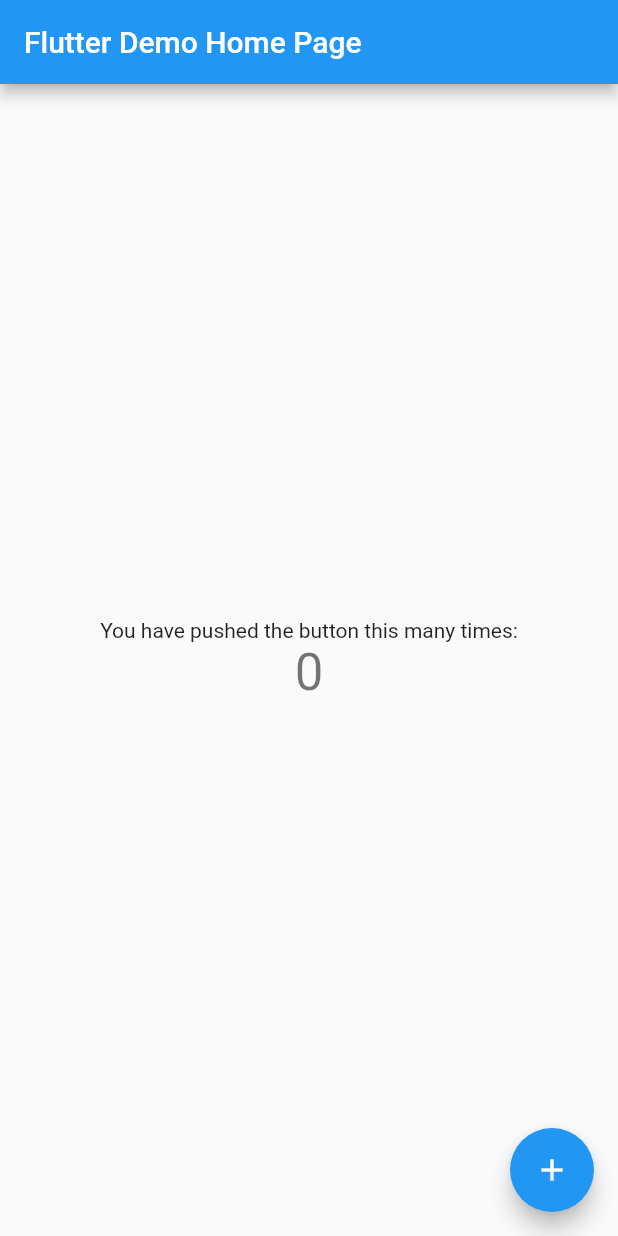
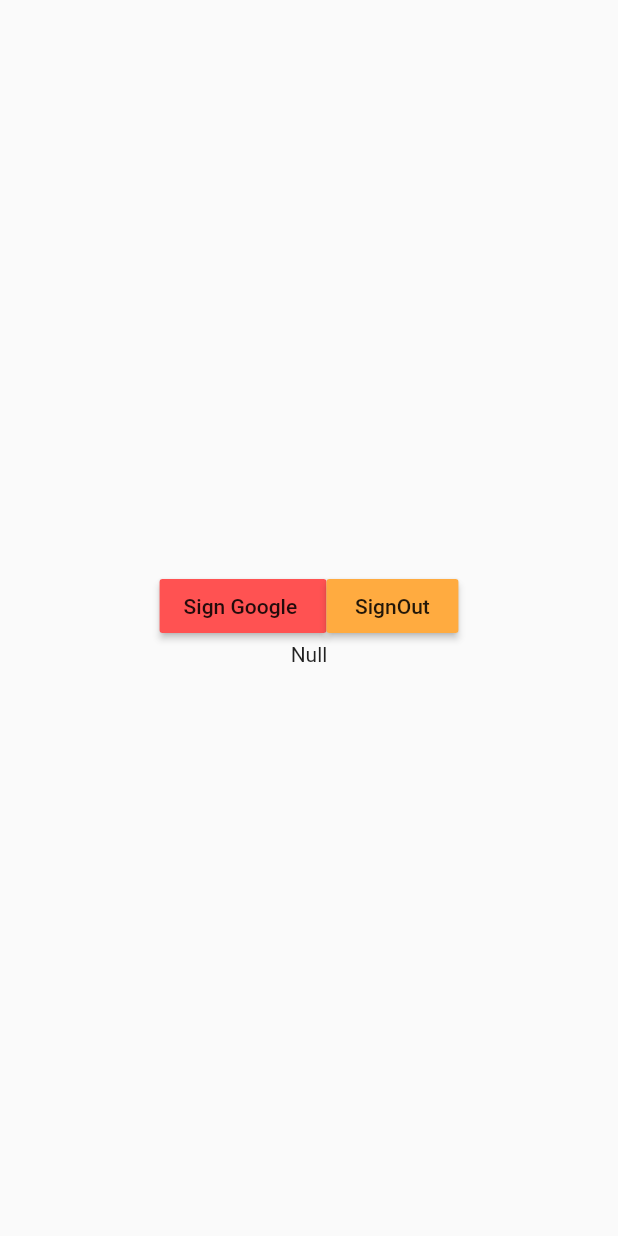
Before and after one commit to Junddao/ourproimse, a Flutter app: the screen it shows after launch, on a phone screen of 412 x 824 dp. Run offline on Flutter 3.47's test engine with Material 2 defaults, Android fonts, the phone set to English and light mode, and no system bars; our stand-ins replace firebase_auth, google_sign_in; accounts and stored records are empty.

Commit message:
[junddao] 프로젝트 등록

```diff
--- a/lib/main.dart
+++ b/lib/main.dart
@@ -1,111 +1,102 @@
+import 'dart:async';
 import 'package:flutter/material.dart';
 
-void main() => runApp(MyApp());
+import 'package:firebase_auth/firebase_auth.dart';
+import 'package:google_sign_in/google_sign_in.dart';
 
-class MyApp extends StatelessWidget {
-  // This widget is the root of your application.
-  @override
-  Widget build(BuildContext context) {
-    return MaterialApp(
-      title: 'Flutter Demo',
-      theme: ThemeData(
-        // This is the theme of your application.
-        //
-        // Try running your application with "flutter run". You'll see the
-        // application has a blue toolbar. Then, without quitting the app, try
-        // changing the primarySwatch below to Colors.green and then invoke
-        // "hot reload" (press "r" in the console where you ran "flutter run",
-        // or simply save your changes to "hot reload" in a Flutter IDE).
-        // Notice that the counter didn't reset back to zero; the application
-        // is not restarted.
-        primarySwatch: Colors.blue,
+final FirebaseAuth _auth = FirebaseAuth.instance;
+final GoogleSignIn googleSignIn = new GoogleSignIn();
+
+GoogleSignIn _googleSignIn = new GoogleSignIn(
+  scopes: <String>[
+    'email',
+    'https://www.googleapis.com/auth/contacts.readonly',
+  ],
+);
+
+void main() {
+  runApp(
+    new MaterialApp(
+      title: 'Google Sign In',
+      home: new SignInDemo(),
     ),
-      home: MyHomePage(title: 'Flutter Demo Home Page'),
   );
 }
+
+class SignInDemo extends StatefulWidget {
+  @override
+  _SignInDemoState createState() => new _SignInDemoState();
 }
 
-class MyHomePage extends StatefulWidget {
-  MyHomePage({Key key, this.title}) : super(key: key);
+class _SignInDemoState extends State<SignInDemo> {
 
-  // This widget is the home page of your application. It is stateful, meaning
-  // that it has a State object (defined below) that contains fields that affect
-  // how it looks.
+  String userText;
 
-  // This class is the configuration for the state. It holds the values (in this
-  // case the title) provided by the parent (in this case the App widget) and
-  // used by the build method of the State. Fields in a Widget subclass are
-  // always marked "final".
+  Future<String> testSignInWithGoogle() async {
+    final GoogleSignInAccount googleUser = await _googleSignIn.signIn();
+    final GoogleSignInAuthentication googleAuth =
+        await googleUser.authentication;
+    final FirebaseUser user = await _auth.signInWithGoogle(
+      accessToken: googleAuth.accessToken,
+      idToken: googleAuth.idToken,
+    );
+    assert(user.email != null);
+    assert(user.displayName != null);
+    assert(!user.isAnonymous);
+    assert(await user.getIdToken() != null);
 
-  final String title;
-
-  @override
-  _MyHomePageState createState() => _MyHomePageState();
+    final FirebaseUser currentUser = await _auth.currentUser();
+    assert(user.uid == currentUser.uid);
+    print(currentUser.uid);
+    setState(() {
+      userText = currentUser.uid;
+    });
+    return 'signInWithGoogle succeeded: $user';
   }
 
-class _MyHomePageState extends State<MyHomePage> {
-  int _counter = 0;
+  Future<Null> handleSignOut() async {
+    await FirebaseAuth.channel.invokeMethod("signOut");
+    final FirebaseUser currentUser = await _auth.currentUser();
+    setState(() {
+      userText = currentUser.uid;
+    });
+  }
 
-  void _incrementCounter() {
+  Future<Null> getUid() async {
+    final FirebaseUser currentUser = await _auth.currentUser();
+    print(currentUser);
     setState(() {
-      // This call to setState tells the Flutter framework that something has
-      // changed in this State, which causes it to rerun the build method below
-      // so that the display can reflect the updated values. If we changed
-      // _counter without calling setState(), then the build method would not be
-      // called again, and so nothing would appear to happen.
-      _counter++;
+      userText = currentUser.uid;
     });
   }
 
   @override
   Widget build(BuildContext context) {
-    // This method is rerun every time setState is called, for instance as done
-    // by the _incrementCounter method above.
-    //
-    // The Flutter framework has been optimized to make rerunning build methods
-    // fast, so that you can just rebuild anything that needs updating rather
-    // than having to individually change instances of widgets.
-    return Scaffold(
-      appBar: AppBar(
-        // Here we take the value from the MyHomePage object that was created by
-        // the App.build method, and use it to set our appbar title.
-        title: Text(widget.title),
-      ),
-      body: Center(
-        // Center is a layout widget. It takes a single child and positions it
-        // in the middle of the parent.
-        child: Column(
-          // Column is also layout widget. It takes a list of children and
-          // arranges them vertically. By default, it sizes itself to fit its
-          // children horizontally, and tries to be as tall as its parent.
-          //
-          // Invoke "debug painting" (press "p" in the console, choose the
-          // "Toggle Debug Paint" action from the Flutter Inspector in Android
-          // Studio, or the "Toggle Debug Paint" command in Visual Studio Code)
-          // to see the wireframe for each widget.
-          //
-          // Column has various properties to control how it sizes itself and
-          // how it positions its children. Here we use mainAxisAlignment to
-          // center the children vertically; the main axis here is the vertical
-          // axis because Columns are vertical (the cross axis would be
-          // horizontal).
+    return new Scaffold(
+      body: new Container(
+        child: new Center(
+            child: new Column(
           mainAxisAlignment: MainAxisAlignment.center,
           children: <Widget>[
-            Text(
-              'You have pushed the button this many times:',
+            new Row(
+              mainAxisAlignment: MainAxisAlignment.center,
+              children: <Widget>[
+                new RaisedButton(
+                  child: new Text("Sign Google "),
+                  color: Colors.redAccent,
+                  onPressed: testSignInWithGoogle,
                 ),
-            Text(
-              '$_counter',
-              style: Theme.of(context).textTheme.display1,
-            ),
+                new RaisedButton(
+                  child: new Text("SignOut"),
+                  color: Colors.orangeAccent,
+                  onPressed: handleSignOut,
+                )
               ],
             ),
+            userText == null ? new Text("Null") : new Text(userText),
+          ],
+        )),
       ),
-      floatingActionButton: FloatingActionButton(
-        onPressed: _incrementCounter,
-        tooltip: 'Increment',
-        child: Icon(Icons.add),
-      ), // This trailing comma makes auto-formatting nicer for build methods.
     );
   }
 }
--- a/pubspec.yaml
+++ b/pubspec.yaml
@@ -23,6 +23,10 @@ dependencies:
   # The following adds the Cupertino Icons font to your application.
   # Use with the CupertinoIcons class for iOS style icons.
   cupertino_icons: ^0.1.2
+  firebase_core: ^0.2.5  # add dependency for Firebase Core
+  firebase_auth: ^0.6.2+1
+  firebase_analytics: ^1.0.4  # add dependency for Google Analytics for Firebase
+  google_sign_in: "^3.0.4"
 
 dev_dependencies:
   flutter_test:
```
Also changed, not shown: pubspec.lock, 6 other files. Lines whose indentation alone changed are shown as unchanged.
